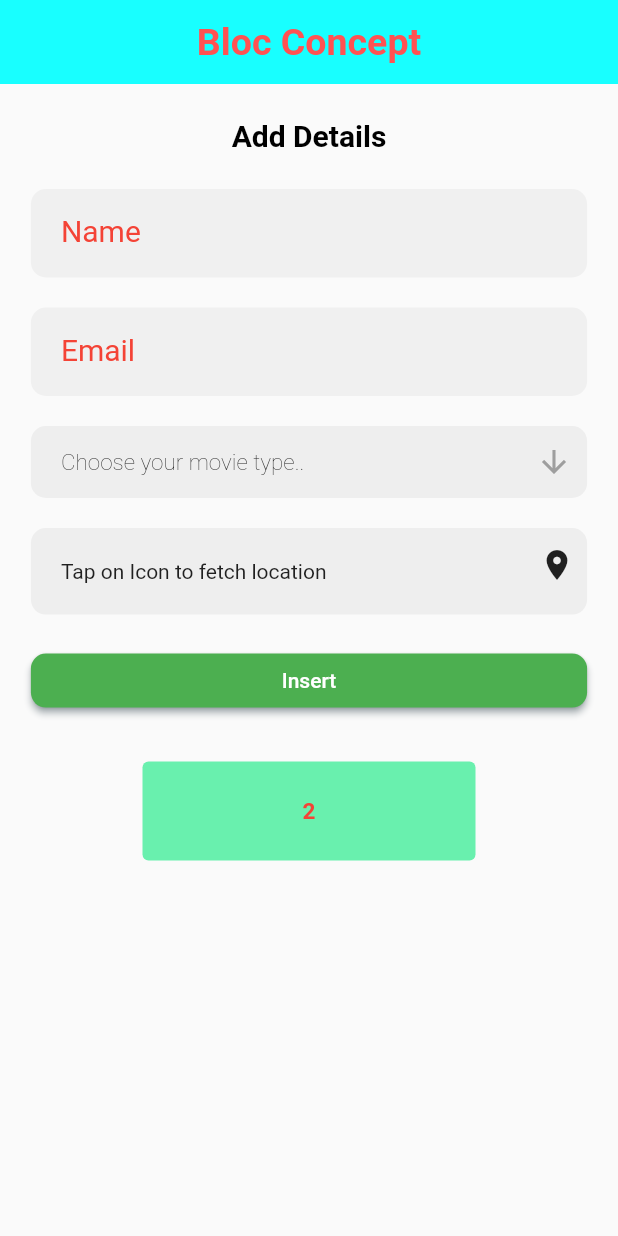
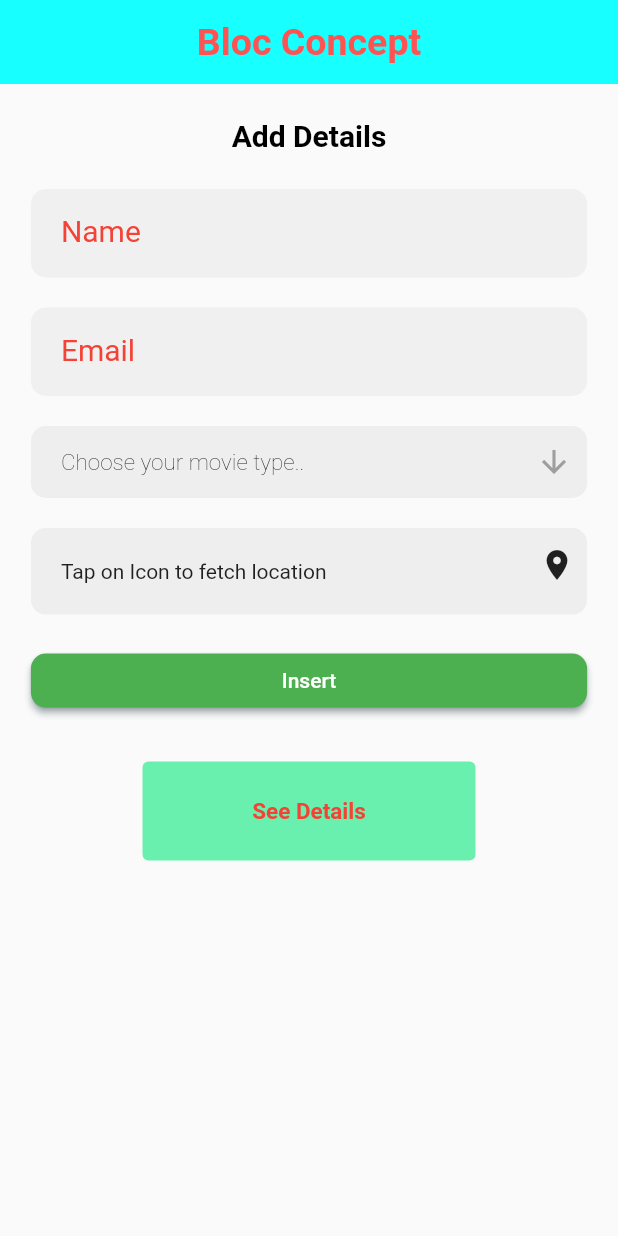
Before and after one commit to pitabashchoudhury/gloifyTraining, a Flutter app: the screen it shows after launch, on a phone screen of 412 x 824 dp. Run offline on Flutter 3.47's test engine with Material 2 defaults, Android fonts, the phone set to English and light mode, and no system bars; our stand-ins replace bloc, flutter_bloc, geocoding, geolocator.

Commit message:
weather API modification done

```diff
--- a/lib/bloc/bloc/bloc/weatherbloc_bloc.dart
+++ b/lib/bloc/bloc/bloc/weatherbloc_bloc.dart
@@ -5,10 +5,10 @@ part 'weatherbloc_event.dart';
 part 'weatherbloc_state.dart';
 
 class WeatherblocBloc extends Bloc<WeatherblocEvent, WeatherblocState> {
-  WeatherblocBloc()
-      : super(WeatherblocState(weather: Weather(main: Main(pressure: 2)))) {
+  WeatherblocBloc() : super(WeatherblocState(weather: Weather())) {
     on<WeatherEvent>((event, emit) async {
-      Weather? weather = await WeatherClient().getCurrentWeather("bhubaneswar");
+      Weather? weather = await WeatherClient().getCurrentWeather(event.place);
+
       emit(
         state.copyWith(
           weather: weather,
--- a/lib/bloc/bloc/bloc/weatherbloc_event.dart
+++ b/lib/bloc/bloc/bloc/weatherbloc_event.dart
@@ -5,5 +5,6 @@ abstract class WeatherblocEvent {
 }
 
 class WeatherEvent extends WeatherblocEvent {
-  WeatherEvent();
+  String? place;
+  WeatherEvent({this.place});
 }
--- a/lib/model/weather_model.dart
+++ b/lib/model/weather_model.dart
@@ -121,7 +121,7 @@ class Main {
   });
 
   factory Main.fromMap(Map<String, dynamic> json) => Main(
-        temp: json["temp"].toDouble(),
+        temp: (json["temp"].toDouble() - 273.15),
         feelsLike: json["feels_like"].toDouble(),
         tempMin: json["temp_min"].toDouble(),
         tempMax: json["temp_max"].toDouble(),
--- a/lib/screen/home_page.dart
+++ b/lib/screen/home_page.dart
@@ -202,7 +202,8 @@ class _HomePageState extends State<HomePage> {
                                     }
                                     if (permission ==
                                         LocationPermission.whileInUse) {
-                                      String k = await currentLocation();
+                                      // ignore: use_build_context_synchronously
+                                      String k = await currentLocation(context);
 
                                       setState(() {
                                         location = k;
@@ -261,9 +262,9 @@ class _HomePageState extends State<HomePage> {
                                           location: location,
                                         ),
                                       );
-                                  context.read<WeatherblocBloc>().add(
-                                        WeatherEvent(),
-                                      );
+                                  // context.read<WeatherblocBloc>().add(
+                                  //       WeatherEvent(),
+                                  //     );
                                 }
                               },
                               child: const Text('Insert'),
@@ -295,10 +296,7 @@ class _HomePageState extends State<HomePage> {
                                 ),
                               );
                             },
-                            child:
-                                BlocBuilder<WeatherblocBloc, WeatherblocState>(
-                              builder: (context, state) {
-                                return Container(
+                            child: Container(
                               width: width / 2,
                               height: 50,
                               decoration: BoxDecoration(
@@ -308,17 +306,15 @@ class _HomePageState extends State<HomePage> {
                                 ),
                                 borderRadius: BorderRadius.circular(10),
                               ),
-                                  child: Center(
+                              child: const Center(
                                 child: Text(
-                                      state.weather!.main!.pressure.toString(),
-                                      style: const TextStyle(
+                                  "See Details",
+                                  style: TextStyle(
                                     fontSize: 15,
                                     fontWeight: FontWeight.bold,
                                   ),
                                 ),
                               ),
-                                );
-                              },
                             ),
                           ),
                         ],
```
Also changed, not shown: lib/repository/current_location.dart (+8 -1 lines), lib/screen/detail_page.dart (+11 -18 lines). Lines whose indentation alone changed are shown as unchanged.
